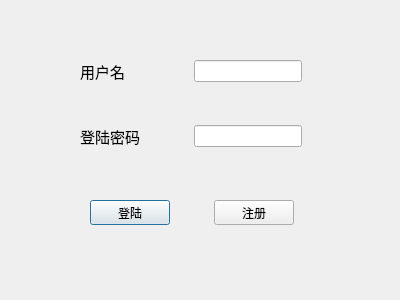
Freedom-JJ/SignalAnalysis, file src/signA/loginwindow.ui: the form before one commit.
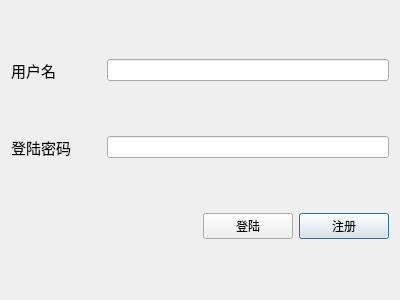
The form after the commit.

Diff of the .ui file:
```diff
--- a/src/signA/loginwindow.ui
+++ b/src/signA/loginwindow.ui
@@ -13,58 +13,31 @@
   <property name="windowTitle">
    <string>Dialog</string>
   </property>
-  <widget class="QWidget" name="layoutWidget_2">
-   <property name="geometry">
-    <rect>
-     <x>90</x>
-     <y>200</y>
-     <width>204</width>
-     <height>25</height>
-    </rect>
-   </property>
-   <layout class="QHBoxLayout" name="horizontalLayout_3">
-    <item>
-     <widget class="QPushButton" name="loginButton">
+  <layout class="QGridLayout" name="gridLayout">
+   <item row="1" column="0">
+    <widget class="QLabel" name="label_2">
+     <property name="font">
+      <font>
+       <family>Adobe Devanagari</family>
+       <pointsize>11</pointsize>
+      </font>
+     </property>
       <property name="text">
-       <string>登陆</string>
+      <string>登陆密码</string>
+     </property>
+     <property name="buddy">
+      <cstring>UserPasswordLineEdit</cstring>
       </property>
      </widget>
     </item>
-    <item>
-     <spacer name="horizontalSpacer_3">
-      <property name="orientation">
-       <enum>Qt::Horizontal</enum>
-      </property>
-      <property name="sizeHint" stdset="0">
-       <size>
-        <width>40</width>
-        <height>20</height>
-       </size>
-      </property>
-     </spacer>
-    </item>
-    <item>
+   <item row="2" column="3">
      <widget class="QPushButton" name="registerButton">
       <property name="text">
        <string>注册</string>
       </property>
      </widget>
     </item>
-   </layout>
-  </widget>
-  <widget class="QWidget" name="layoutWidget">
-   <property name="geometry">
-    <rect>
-     <x>80</x>
-     <y>60</y>
-     <width>222</width>
-     <height>88</height>
-    </rect>
-   </property>
-   <layout class="QVBoxLayout" name="verticalLayout">
-    <item>
-     <layout class="QHBoxLayout" name="horizontalLayout">
-      <item>
+   <item row="0" column="0">
        <widget class="QLabel" name="label">
         <property name="font">
          <font>
@@ -78,74 +51,36 @@
         <property name="margin">
          <number>2</number>
         </property>
-       </widget>
-      </item>
-      <item>
-       <spacer name="horizontalSpacer">
-        <property name="orientation">
-         <enum>Qt::Horizontal</enum>
-        </property>
-        <property name="sizeHint" stdset="0">
-         <size>
-          <width>18</width>
-          <height>18</height>
-         </size>
-        </property>
-       </spacer>
-      </item>
+     <property name="buddy">
+      <cstring>loginNameLineEdit</cstring>
+     </property>
+    </widget>
+   </item>
+   <item row="2" column="1">
+    <layout class="QHBoxLayout" name="horizontalLayout_3"/>
+   </item>
+   <item row="2" column="2">
+    <widget class="QPushButton" name="loginButton">
+     <property name="text">
+      <string>登陆</string>
+     </property>
+    </widget>
+   </item>
+   <item row="0" column="1" colspan="3">
+    <layout class="QHBoxLayout" name="horizontalLayout">
       <item>
        <widget class="QLineEdit" name="loginNameLineEdit"/>
       </item>
      </layout>
     </item>
-    <item>
-     <spacer name="verticalSpacer">
-      <property name="orientation">
-       <enum>Qt::Vertical</enum>
-      </property>
-      <property name="sizeHint" stdset="0">
-       <size>
-        <width>20</width>
-        <height>28</height>
-       </size>
-      </property>
-     </spacer>
-    </item>
-    <item>
+   <item row="1" column="1" colspan="3">
      <layout class="QHBoxLayout" name="horizontalLayout_2">
-      <item>
-       <widget class="QLabel" name="label_2">
-        <property name="font">
-         <font>
-          <family>Adobe Devanagari</family>
-          <pointsize>11</pointsize>
-         </font>
-        </property>
-        <property name="text">
-         <string>登陆密码</string>
-        </property>
-       </widget>
-      </item>
-      <item>
-       <spacer name="horizontalSpacer_2">
-        <property name="orientation">
-         <enum>Qt::Horizontal</enum>
-        </property>
-        <property name="sizeHint" stdset="0">
-         <size>
-          <width>13</width>
-          <height>13</height>
-         </size>
-        </property>
-       </spacer>
-      </item>
       <item>
        <widget class="QLineEdit" name="UserPasswordLineEdit"/>
       </item>
      </layout>
     </item>
    </layout>
-  </widget>
  </widget>
  <resources/>
  <connections/>
```
Lines whose indentation alone changed are shown as unchanged.
